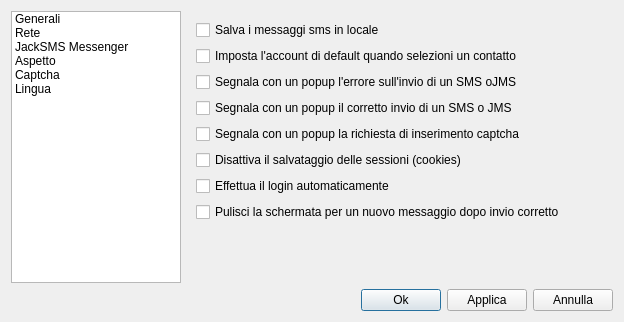
First picture: the form in opzionidialog.ui, repository freesmee/freesmee-desktop, before the edit.
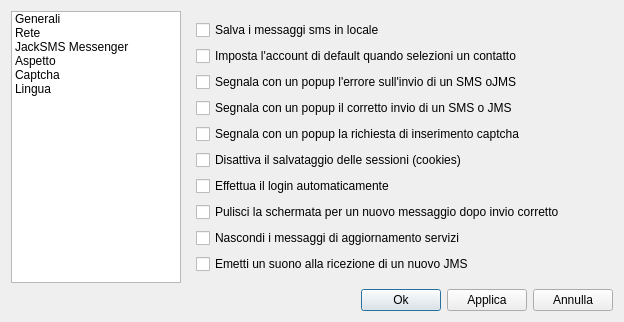
Second picture: the form after the edit. Icons and pictures are not drawn.

```diff
--- a/opzionidialog.ui
+++ b/opzionidialog.ui
@@ -174,6 +174,20 @@
                </property>
               </widget>
              </item>
+             <item>
+              <widget class="QCheckBox" name="hideServiceUpdate">
+               <property name="text">
+                <string>Nascondi i messaggi di aggiornamento servizi</string>
+               </property>
+              </widget>
+             </item>
+             <item>
+              <widget class="QCheckBox" name="suonoJMS">
+               <property name="text">
+                <string>Emetti un suono alla ricezione di un nuovo JMS</string>
+               </property>
+              </widget>
+             </item>
              <item>
               <spacer name="verticalSpacer">
                <property name="orientation">
```
